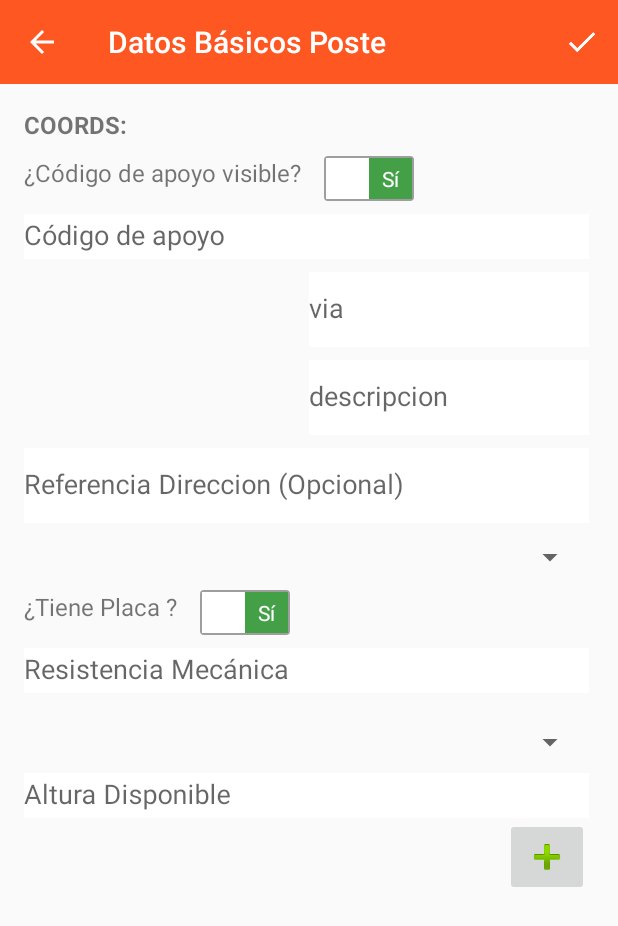
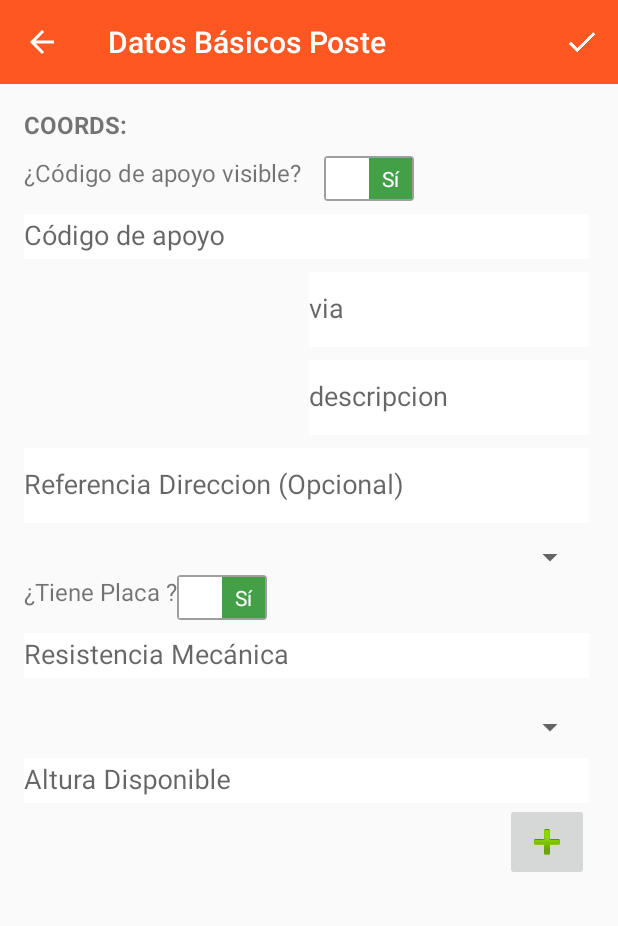
Before and after one commit to enu-44/DataTakehNN, an Android app: the PosteActivity screen opened directly, with no data from a screen before it, on a phone screen of 412 x 824 dp. Shown: the top 926 px of the screen. Run offline under Robolectric (Android 15) with nearby library versions, the phone set to English and light mode, and no system bars; our stand-ins replace ButterKnife; libraries missing offline, so code that uses them is left out: com.jaredrummler.materialspinner, com.raizlabs.android, com.weiwangcn.betterspinner; plain views replace MaterialBetterSpinner, MaterialSpinner, mat; 29 statements that could not run were skipped.

Commit message:
Update Datos Poste

```diff
--- a/app/src/main/res/layout/content_elemento.xml
+++ b/app/src/main/res/layout/content_elemento.xml
@@ -265,16 +265,19 @@
             app:met_floatingLabel="normal" />
 
         <!-- PLACA -->
+        <LinearLayout
+            android:id="@+id/linearLayoutPlaca"
+            android:layout_width="match_parent"
+            android:layout_height="wrap_content"
+            android:layout_below="@+id/spinnerLongitudPoste"
+            android:orientation="horizontal">
+
             <TextView
                 android:id="@+id/tvPlaca"
                 android:layout_width="wrap_content"
                 android:layout_height="wrap_content"
                 android:layout_alignParentLeft="true"
                 android:layout_alignParentStart="true"
-            android:layout_below="@+id/spinnerLongitudPoste"
-            android:layout_marginEnd="15dp"
-            android:layout_marginRight="15dp"
-            android:layout_marginTop="10dp"
                 android:text="@string/tiene_placa"
                 android:textSize="16sp" />
 
@@ -318,12 +321,13 @@
                     android:textColor="@color/white" />
             </RadioGroup>
 
+        </LinearLayout>
 
         <android.support.design.widget.TextInputLayout
             android:id="@+id/textInputLayoutResistenciaMecanica"
             android:layout_width="match_parent"
             android:layout_height="wrap_content"
-            android:layout_below="@+id/radioGroupPlaca"
+            android:layout_below="@+id/linearLayoutPlaca"
             android:layout_marginEnd="3dp"
             android:layout_marginRight="3dp"
             android:hint="@string/resistencia_mecanica"
@@ -353,11 +357,17 @@
              android:textColor="@color/colorAccent"
              android:layout_marginRight="5dp" />-->
 
+        <LinearLayout
+            android:id="@+id/linearLayoutEstado"
+            android:layout_width="match_parent"
+            android:layout_height="wrap_content"
+            android:layout_below="@+id/textInputLayoutResistenciaMecanica"
+            android:orientation="horizontal">
+
             <com.weiwangcn.betterspinner.library.material.MaterialBetterSpinner
                 android:id="@+id/spinnerEstado"
                 android:layout_width="match_parent"
                 android:layout_height="wrap_content"
-            android:layout_below="@+id/textInputLayoutResistenciaMecanica"
                 android:layout_marginLeft="5dp"
                 android:layout_marginRight="5dp"
                 android:layout_marginTop="5dp"
@@ -365,7 +375,7 @@
                 android:hint="Estado"
                 android:textColorHint="#CFD8DC"
                 app:met_floatingLabel="normal" />
-
+        </LinearLayout>
         <!--
         <RadioGroup
             android:id="@+id/radioGroupEstado"
@@ -412,7 +422,7 @@
             android:id="@+id/linearLayout"
             android:layout_width="match_parent"
             android:layout_height="wrap_content"
-            android:layout_below="@+id/spinnerEstado"
+            android:layout_below="@+id/linearLayoutEstado"
             android:layout_marginTop="10dp"
             android:orientation="horizontal">
 
```
Also changed, not shown: app/src/main/java/com/datatakehnn/activities/poste/PosteActivity.java (+105 -1 lines), app/src/main/java/com/datatakehnn/models/element_model/Elemento.java (+5 -5 lines). Lines whose indentation alone changed are shown as unchanged.
